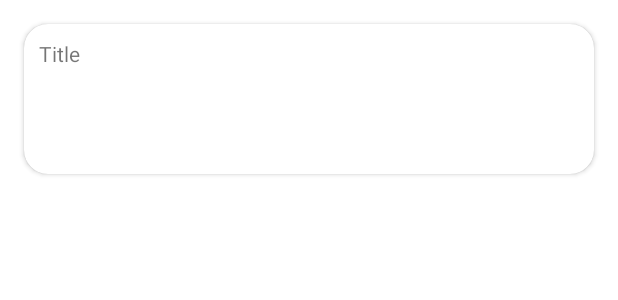
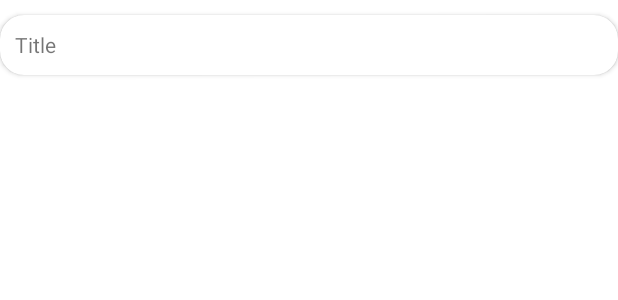
Before and after one commit to laurazp/quake_android, an Android app: the layout cell.xml on its own in the app's theme, with its tools: preview values and no code run, on a phone screen of 412 x 824 dp. Shown: the top 300 px of the screen. Run offline under Robolectric (Android 15) with nearby library versions, the phone set to English and light mode, and no system bars; network calls fail.

Commit message:
Cleaning code

```diff
--- a/app/src/main/res/layout/cell.xml
+++ b/app/src/main/res/layout/cell.xml
@@ -10,8 +10,8 @@
     <androidx.cardview.widget.CardView
         android:id="@+id/cardView"
         android:layout_width="match_parent"
-        android:layout_height="100dp"
-        android:layout_margin="16dp"
+        android:layout_height="40dp"
+        android:layout_marginTop="10dp"
         app:cardCornerRadius="16dp">
 
         <!--<LinearLayout
```
Also changed, not shown: app/src/main/java/com/example/quake/Earthquakes.kt (+0 -9 lines).
